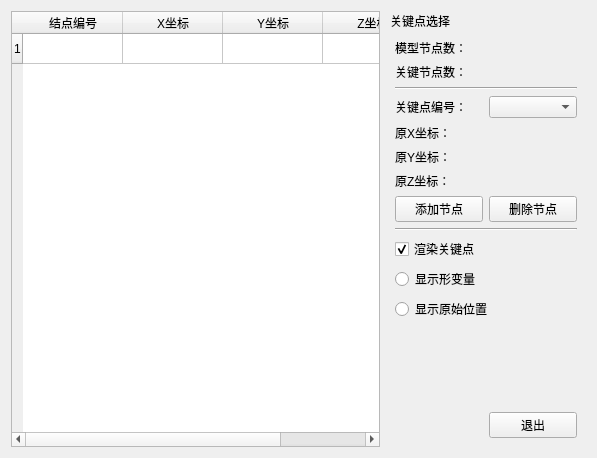
Above: ui/FOSD-Classic-QWidgets/apps/model/views/disp3dkeypointselect.ui from Swimers/FOSD before the change. Below: the same form after it.
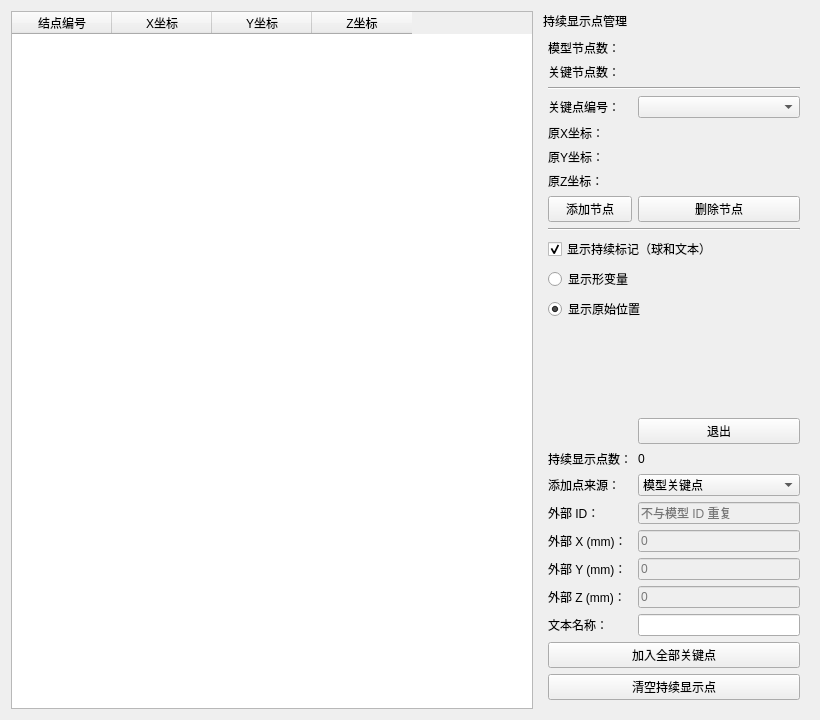
That is the form after the change.

Commit message:
优化KeyPoint相关逻辑
已完成后端拆分和两个 .ui 界面的适配：
- KeyPoints：默认包含全部模型点，仅保存集合，不创建 Actor。
- SelectedPoints：左键选中的当前点，必须属于 KeyPoints，独立刷新球体和文本。
- DisplayedPoints：初始为空，可添加关键点或外部固定坐标点，独立管理持续显示。

The edit to the form file:
```diff
--- a/ui/FOSD-Classic-QWidgets/apps/model/views/disp3dkeypointselect.ui
+++ b/ui/FOSD-Classic-QWidgets/apps/model/views/disp3dkeypointselect.ui
@@ -6,8 +6,8 @@
       <rect>
         <x>0</x>
         <y>0</y>
-        <width>597</width>
-        <height>458</height>
+        <width>820</width>
+        <height>720</height>
       </rect>
     </property>
     <property name="windowTitle">
@@ -17,13 +17,8 @@
       <item>
         <widget class="QTableWidget" name="tablew_PointPara">
           <property name="rowCount">
-            <number>1</number>
+            <number>0</number>
           </property>
-          <row>
-            <property name="text">
-              <string>1</string>
-            </property>
-          </row>
           <column>
             <property name="text">
               <string>结点编号</string>
@@ -50,7 +45,7 @@
         <widget class="QDockWidget" name="dockWidget">
           <property name="maximumSize">
             <size>
-              <width>200</width>
+              <width>270</width>
               <height>524287</height>
             </size>
           </property>
@@ -58,7 +53,7 @@
             <set>QDockWidget::DockWidgetMovable</set>
           </property>
           <property name="windowTitle">
-            <string>关键点选择</string>
+            <string>持续显示点管理</string>
           </property>
           <widget class="QWidget" name="dockWidgetContents">
             <layout class="QGridLayout" name="gridLayout_4">
@@ -154,6 +149,9 @@
                   <property name="text">
                     <string>显示原始位置</string>
                   </property>
+                  <property name="checked">
+                    <bool>true</bool>
+                  </property>
                 </widget>
               </item>
               <item row="1" column="1">
@@ -207,13 +205,140 @@
               <item row="10" column="0" colspan="2">
                 <widget class="QCheckBox" name="radioButton_3">
                   <property name="text">
-                    <string>渲染关键点</string>
+                    <string>显示持续标记（球和文本）</string>
                   </property>
                   <property name="checked">
                     <bool>true</bool>
                   </property>
                 </widget>
               </item>
+              <item row="15" column="0" colspan="1">
+                <widget class="QLabel" name="lab_DisplayedCountTitle">
+                  <property name="text">
+                    <string>持续显示点数：</string>
+                  </property>
+                </widget>
+              </item>
+              <item row="15" column="1" colspan="1">
+                <widget class="QLabel" name="lab_NumDisplayed">
+                  <property name="text">
+                    <string>0</string>
+                  </property>
+                </widget>
+              </item>
+              <item row="16" column="0" colspan="1">
+                <widget class="QLabel" name="lab_PointSource">
+                  <property name="text">
+                    <string>添加点来源：</string>
+                  </property>
+                </widget>
+              </item>
+              <item row="16" column="1" colspan="1">
+                <widget class="QComboBox" name="cbox_PointSource">
+                  <item>
+                    <property name="text">
+                      <string>模型关键点</string>
+                    </property>
+                  </item>
+                  <item>
+                    <property name="text">
+                      <string>模型外固定点</string>
+                    </property>
+                  </item>
+                </widget>
+              </item>
+              <item row="17" column="0" colspan="1">
+                <widget class="QLabel" name="lab_ExternalPointID">
+                  <property name="text">
+                    <string>外部 ID：</string>
+                  </property>
+                </widget>
+              </item>
+              <item row="17" column="1" colspan="1">
+                <widget class="QLineEdit" name="edit_ExternalPointID">
+                  <property name="enabled">
+                    <bool>false</bool>
+                  </property>
+                  <property name="placeholderText">
+                    <string>不与模型 ID 重复</string>
+                  </property>
+                </widget>
+              </item>
+              <item row="18" column="0" colspan="1">
+                <widget class="QLabel" name="lab_ExternalX">
+                  <property name="text">
+                    <string>外部 X (mm)：</string>
+                  </property>
+                </widget>
+              </item>
+              <item row="18" column="1" colspan="1">
+                <widget class="QLineEdit" name="edit_ExternalX">
+                  <property name="enabled">
+                    <bool>false</bool>
+                  </property>
+                  <property name="placeholderText">
+                    <string>0</string>
+                  </property>
+                </widget>
+              </item>
+              <item row="19" column="0" colspan="1">
+                <widget class="QLabel" name="lab_ExternalY">
+                  <property name="text">
+                    <string>外部 Y (mm)：</string>
+                  </property>
+                </widget>
+              </item>
+              <item row="19" column="1" colspan="1">
+                <widget class="QLineEdit" name="edit_ExternalY">
+                  <property name="enabled">
+                    <bool>false</bool>
+                  </property>
+                  <property name="placeholderText">
+                    <string>0</string>
+                  </property>
+                </widget>
+              </item>
+              <item row="20" column="0" colspan="1">
+                <widget class="QLabel" name="lab_ExternalZ">
+                  <property name="text">
+                    <string>外部 Z (mm)：</string>
+                  </property>
+                </widget>
+              </item>
+              <item row="20" column="1" colspan="1">
+                <widget class="QLineEdit" name="edit_ExternalZ">
+                  <property name="enabled">
+                    <bool>false</bool>
+                  </property>
+                  <property name="placeholderText">
+                    <string>0</string>
+                  </property>
+                </widget>
+              </item>
+              <item row="21" column="0" colspan="1">
+                <widget class="QLabel" name="lab_DisplayLabel">
+                  <property name="text">
+                    <string>文本名称：</string>
+                  </property>
+                </widget>
+              </item>
+              <item row="21" column="1" colspan="1">
+                <widget class="QLineEdit" name="edit_DisplayLabel" />
+              </item>
+              <item row="22" column="0" colspan="2">
+                <widget class="QPushButton" name="pbtn_DisplayAllKeys">
+                  <property name="text">
+                    <string>加入全部关键点</string>
+                  </property>
+                </widget>
+              </item>
+              <item row="23" column="0" colspan="2">
+                <widget class="QPushButton" name="pbtn_ClearDisplayed">
+                  <property name="text">
+                    <string>清空持续显示点</string>
+                  </property>
+                </widget>
+              </item>
             </layout>
           </widget>
         </widget>
```
Left out of the diff: 11 changed lines with no effect on the pictures. The commit also changes 31 other files.
